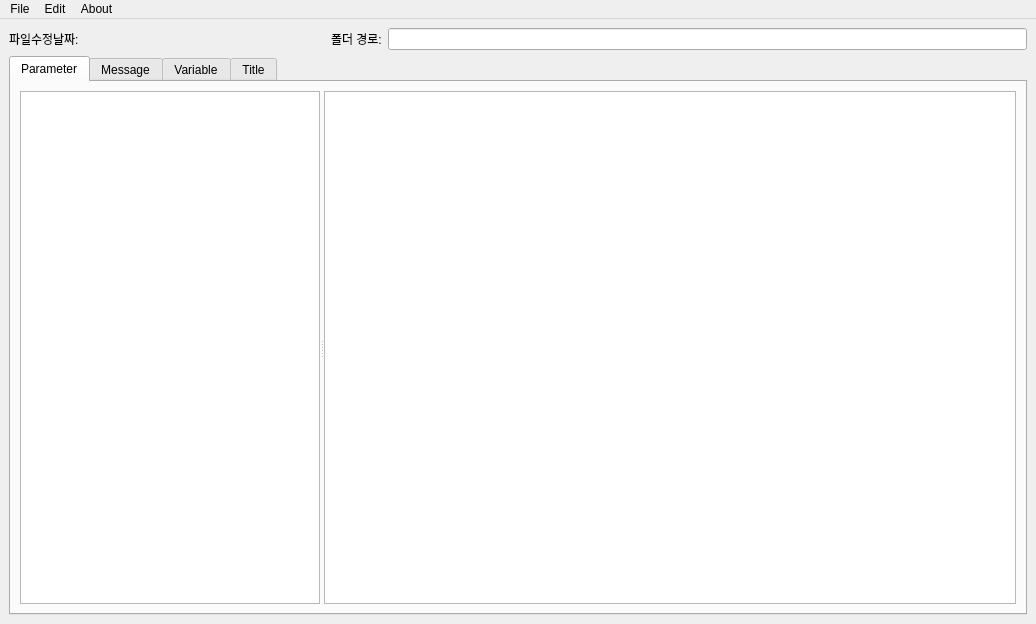
Above: mainwindow.ui from coreanq/table_editor3 before the change. Below: the same form after it.
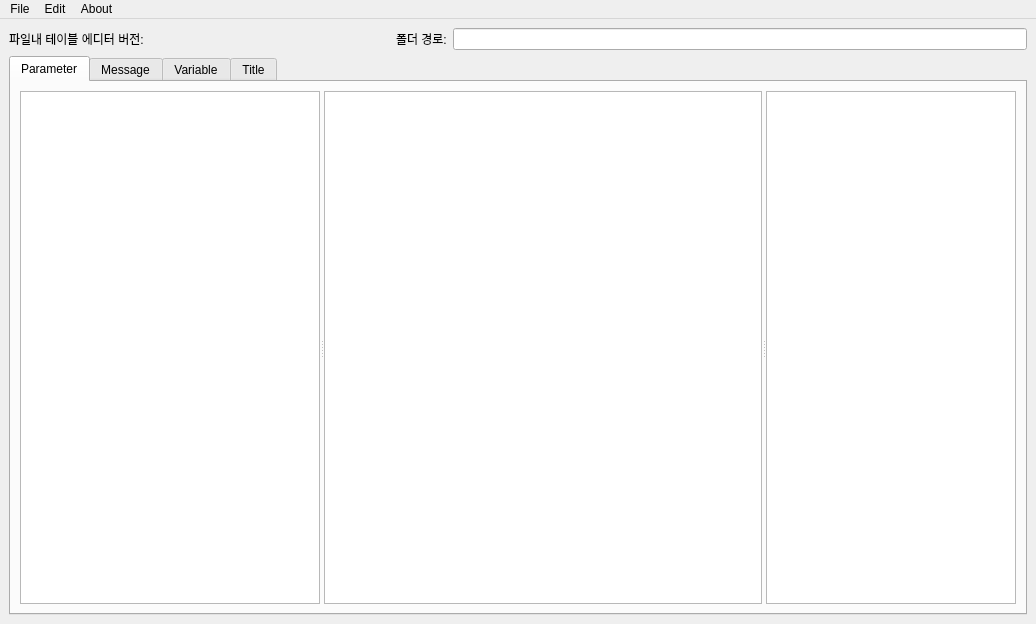
That is the form after the change.

Commit message: - parameter index 구조 적용중 - make file 부분 다른 파일로 분리

What changed in the file:
```diff
--- a/mainwindow.ui
+++ b/mainwindow.ui
@@ -20,7 +20,7 @@
       <item>
        <widget class="QLabel" name="label_2">
         <property name="text">
-         <string>파일수정날짜:</string>
+         <string>파일내 테이블 에디터 버전:</string>
         </property>
        </widget>
       </item>
@@ -80,30 +80,27 @@
        </attribute>
        <layout class="QGridLayout" name="gridLayout_2">
         <item row="0" column="0">
-         <widget class="QSplitter" name="splitter_2">
+         <widget class="QSplitter" name="splitter">
           <property name="orientation">
            <enum>Qt::Horizontal</enum>
           </property>
-          <widget class="QSplitter" name="splitter">
+          <widget class="QTableView" name="viewGroup">
            <property name="maximumSize">
             <size>
              <width>300</width>
              <height>16777215</height>
             </size>
            </property>
-           <property name="orientation">
-            <enum>Qt::Vertical</enum>
-           </property>
-           <widget class="QTableView" name="viewGroup">
-            <property name="maximumSize">
-             <size>
-              <width>300</width>
-              <height>16777215</height>
-             </size>
-            </property>
-           </widget>
           </widget>
           <widget class="QTableView" name="viewParameter"/>
+          <widget class="QTableView" name="viewParameterDetail">
+           <property name="maximumSize">
+            <size>
+             <width>250</width>
+             <height>16777215</height>
+            </size>
+           </property>
+          </widget>
          </widget>
         </item>
        </layout>
```
Left out of the diff: 2 changed lines with no effect on the pictures. The commit also changes 7 other files.
